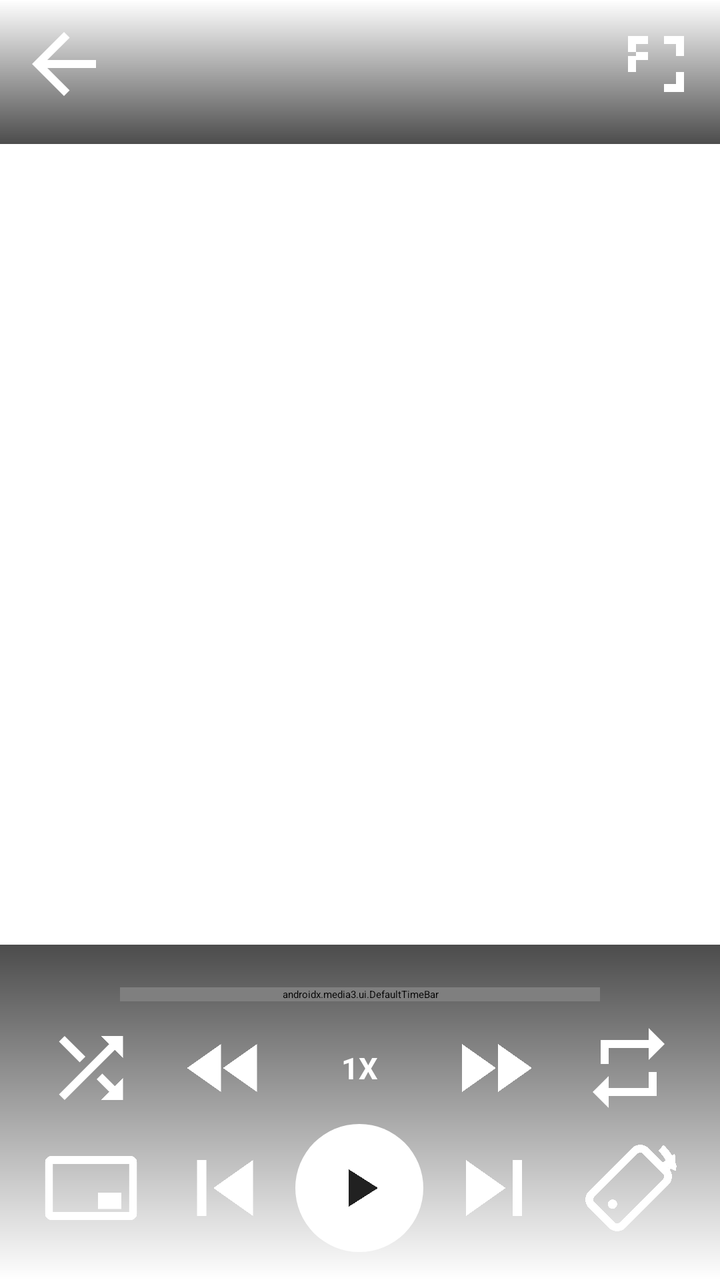
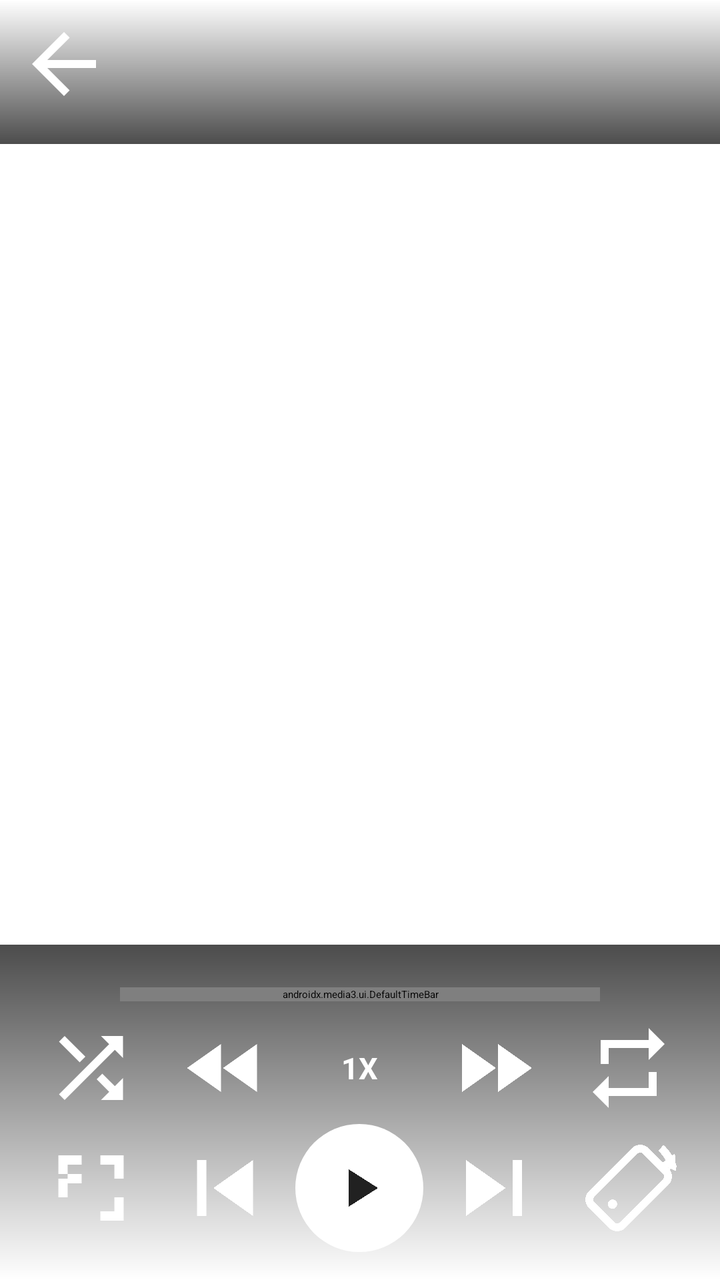

Screens rendered from an Android XML layout before and after an edit, with the pre-edit source and the edit as a unified diff.
<!-- AndroidManifest.xml: application theme Theme.MaterialFiles -->
<!-- res/layout/player_control_view.xml -->
<?xml version="1.0" encoding="utf-8"?>
<FrameLayout xmlns:android="http://schemas.android.com/apk/res/android"
    android:layout_width="match_parent"
    android:layout_height="match_parent">

    <LinearLayout
        android:layout_width="match_parent"
        android:layout_height="wrap_content"
        android:layout_gravity="top"
        android:background="@drawable/player_control_bg_top"
        android:gravity="center_vertical"
        android:orientation="horizontal"
        android:paddingStart="8dp"
        android:paddingTop="8dp"
        android:paddingEnd="8dp"
        android:paddingBottom="16dp">

        <ImageButton
            android:id="@+id/back_button"
            android:layout_width="48dp"
            android:layout_height="48dp"
            android:background="?attr/selectableItemBackgroundBorderless"
            android:contentDescription="@string/player_close"
            android:src="@drawable/player_back" />

        <TextView
            android:id="@+id/title_text"
            android:layout_width="0dp"
            android:layout_height="wrap_content"
            android:layout_marginStart="4dp"
            android:layout_weight="1"
            android:ellipsize="end"
            android:maxLines="1"
            android:textColor="@android:color/white"
            android:textSize="16sp" />

        <ImageButton
            android:id="@+id/fullscreen_button"
            android:layout_width="48dp"
            android:layout_height="48dp"
            android:background="?attr/selectableItemBackgroundBorderless"
            android:contentDescription="@string/player_fullscreen"
            android:src="@drawable/player_fullscreen_enter" />

    </LinearLayout>

    <LinearLayout
        android:layout_width="match_parent"
        android:layout_height="wrap_content"
        android:layout_gravity="bottom"
        android:background="@drawable/player_control_bg_bottom"
        android:orientation="vertical"
        android:paddingStart="12dp"
        android:paddingTop="16dp"
        android:paddingEnd="12dp"
        android:paddingBottom="10dp">

        <LinearLayout
            android:layout_width="match_parent"
            android:layout_height="wrap_content"
            android:gravity="center_vertical"
            android:orientation="horizontal">

            <TextView
                android:id="@id/exo_position"
                android:layout_width="wrap_content"
                android:layout_height="wrap_content"
                android:minWidth="40dp"
                android:textColor="@android:color/white"
                android:textSize="13sp" />

            <androidx.media3.ui.DefaultTimeBar
                android:id="@id/exo_progress"
                android:layout_width="0dp"
                android:layout_height="wrap_content"
                android:layout_marginStart="8dp"
                android:layout_marginEnd="8dp"
                android:layout_weight="1" />

            <TextView
                android:id="@id/exo_duration"
                android:layout_width="wrap_content"
                android:layout_height="wrap_content"
                android:gravity="end"
                android:minWidth="40dp"
                android:textColor="@android:color/white"
                android:textSize="13sp" />

        </LinearLayout>

        <LinearLayout
            android:layout_width="match_parent"
            android:layout_height="wrap_content"
            android:layout_marginTop="4dp"
            android:orientation="horizontal">

            <ImageButton
                android:id="@+id/shuffle_button"
                android:layout_width="0dp"
                android:layout_height="48dp"
                android:layout_weight="1"
                android:background="?attr/selectableItemBackgroundBorderless"
                android:contentDescription="@string/player_shuffle"
                android:src="@drawable/player_shuffle" />

            <ImageButton
                android:id="@+id/rew_button"
                android:layout_width="0dp"
                android:layout_height="48dp"
                android:layout_weight="1"
                android:background="?attr/selectableItemBackgroundBorderless"
                android:contentDescription="@string/player_rewind"
                android:src="@drawable/player_rew" />

            <TextView
                android:id="@+id/speed_button"
                android:layout_width="0dp"
                android:layout_height="48dp"
                android:layout_weight="1"
                android:background="?attr/selectableItemBackgroundBorderless"
                android:contentDescription="@string/player_playback_speed"
                android:gravity="center"
                android:text="1X"
                android:textColor="@android:color/white"
                android:textSize="15sp"
                android:textStyle="bold" />

            <ImageButton
                android:id="@+id/ff_button"
                android:layout_width="0dp"
                android:layout_height="48dp"
                android:layout_weight="1"
                android:background="?attr/selectableItemBackgroundBorderless"
                android:contentDescription="@string/player_fast_forward"
                android:src="@drawable/player_ff" />

            <FrameLayout
                android:layout_width="0dp"
                android:layout_height="48dp"
                android:layout_weight="1">

                <ImageButton
                    android:id="@+id/repeat_button"
                    android:layout_width="match_parent"
                    android:layout_height="match_parent"
                    android:background="?attr/selectableItemBackgroundBorderless"
                    android:contentDescription="@string/player_repeat"
                    android:src="@drawable/player_repeat" />

                <TextView
                    android:id="@+id/repeat_badge"
                    android:layout_width="wrap_content"
                    android:layout_height="wrap_content"
                    android:layout_gravity="bottom|end"
                    android:layout_marginEnd="14dp"
                    android:layout_marginBottom="6dp"
                    android:text="1"
                    android:textColor="@android:color/white"
                    android:textSize="11sp"
                    android:textStyle="bold"
                    android:visibility="gone" />

            </FrameLayout>

        </LinearLayout>

        <LinearLayout
            android:layout_width="match_parent"
            android:layout_height="wrap_content"
            android:gravity="center_vertical"
            android:orientation="horizontal">

            <ImageButton
                android:id="@+id/aspect_button"
                android:layout_width="0dp"
                android:layout_height="56dp"
                android:layout_weight="1"
                android:background="?attr/selectableItemBackgroundBorderless"
                android:contentDescription="@string/player_aspect"
                android:src="@drawable/player_aspect" />

            <ImageButton
                android:id="@+id/prev_button"
                android:layout_width="0dp"
                android:layout_height="56dp"
                android:layout_weight="1"
                android:background="?attr/selectableItemBackgroundBorderless"
                android:contentDescription="@string/player_previous"
                android:src="@drawable/player_prev" />

            <FrameLayout
                android:layout_width="0dp"
                android:layout_height="72dp"
                android:layout_weight="1">

                <ImageButton
                    android:id="@+id/play_pause_button"
                    android:layout_width="64dp"
                    android:layout_height="64dp"
                    android:layout_gravity="center"
                    android:background="@drawable/player_circle_white"
                    android:contentDescription="@string/player_play"
                    android:padding="16dp"
                    android:src="@drawable/player_play_dark" />

            </FrameLayout>

            <ImageButton
                android:id="@+id/next_button"
                android:layout_width="0dp"
                android:layout_height="56dp"
                android:layout_weight="1"
                android:background="?attr/selectableItemBackgroundBorderless"
                android:contentDescription="@string/player_next"
                android:src="@drawable/player_next" />

            <ImageButton
                android:id="@+id/rotate_button"
                android:layout_width="0dp"
                android:layout_height="56dp"
                android:layout_weight="1"
                android:background="?attr/selectableItemBackgroundBorderless"
                android:contentDescription="@string/player_rotate"
                android:src="@drawable/player_rotate" />

        </LinearLayout>

    </LinearLayout>

</FrameLayout>
<!-- resources referenced by this layout -->
<resources>
  <!-- drawable player_aspect (drawable) -->
  <?xml version="1.0" encoding="utf-8"?>
  <vector xmlns:android="http://schemas.android.com/apk/res/android"
      android:width="24dp"
      android:height="24dp"
      android:viewportWidth="24"
      android:viewportHeight="24">
      <path
          android:fillColor="#00000000"
          android:pathData="M3.5,6h17a0.5,0.5 0 0 1 0.5,0.5v11a0.5,0.5 0 0 1 -0.5,0.5h-17a0.5,0.5 0 0 1 -0.5,-0.5v-11a0.5,0.5 0 0 1 0.5,-0.5z"
          android:strokeColor="@android:color/white"
          android:strokeWidth="1.7" />
      <path
          android:fillColor="@android:color/white"
          android:pathData="M13.5,13h5v3.5h-5z" />
  </vector>
  <!-- drawable player_circle_white (drawable) -->
  <?xml version="1.0" encoding="utf-8"?>
  <shape xmlns:android="http://schemas.android.com/apk/res/android"
      android:shape="oval">
      <solid android:color="@android:color/white" />
  </shape>
  <!-- drawable player_control_bg_bottom (drawable) -->
  <?xml version="1.0" encoding="utf-8"?>
  <shape xmlns:android="http://schemas.android.com/apk/res/android"
      android:shape="rectangle">
      <gradient
          android:angle="90"
          android:endColor="#B3000000"
          android:startColor="#00000000"
          android:type="linear" />
  </shape>
  <!-- drawable player_control_bg_top (drawable) -->
  <?xml version="1.0" encoding="utf-8"?>
  <shape xmlns:android="http://schemas.android.com/apk/res/android"
      android:shape="rectangle">
      <gradient
          android:angle="270"
          android:endColor="#B3000000"
          android:startColor="#00000000"
          android:type="linear" />
  </shape>
  <!-- drawable player_ff (drawable) -->
  <?xml version="1.0" encoding="utf-8"?>
  <vector xmlns:android="http://schemas.android.com/apk/res/android"
      android:width="24dp"
      android:height="24dp"
      android:viewportWidth="24"
      android:viewportHeight="24">
      <path
          android:fillColor="@android:color/white"
          android:pathData="M4,18l8.5,-6L4,6v12zM13,6v12l8.5,-6L13,6z" />
  </vector>
  <!-- drawable player_next (drawable) -->
  <?xml version="1.0" encoding="utf-8"?>
  <vector xmlns:android="http://schemas.android.com/apk/res/android"
      android:width="24dp"
      android:height="24dp"
      android:viewportWidth="24"
      android:viewportHeight="24">
      <path
          android:fillColor="@android:color/white"
          android:pathData="M6,18l8.5,-6L6,6v12zM16,6h2v12h-2z" />
  </vector>
  <!-- drawable player_play_dark (drawable) -->
  <?xml version="1.0" encoding="utf-8"?>
  <vector xmlns:android="http://schemas.android.com/apk/res/android"
      android:width="24dp"
      android:height="24dp"
      android:viewportWidth="24"
      android:viewportHeight="24">
      <path
          android:fillColor="#DE000000"
          android:pathData="M8,5v14l11,-7z" />
  </vector>
  <!-- drawable player_prev (drawable) -->
  <?xml version="1.0" encoding="utf-8"?>
  <vector xmlns:android="http://schemas.android.com/apk/res/android"
      android:width="24dp"
      android:height="24dp"
      android:viewportWidth="24"
      android:viewportHeight="24">
      <path
          android:fillColor="@android:color/white"
          android:pathData="M6,6h2v12L6,18L6,6zM18,18l-8.5,-6L18,6v12z" />
  </vector>
  <string name="player_aspect">Resize</string>
  <string name="player_close">Close</string>
  <string name="player_fast_forward">Forward 10 seconds</string>
  <string name="player_fullscreen">Full screen</string>
  <string name="player_next">Next</string>
  <string name="player_play">Play</string>
  <string name="player_playback_speed">Playback speed</string>
  <string name="player_previous">Previous</string>
  <string name="player_repeat">Repeat</string>
  <string name="player_rewind">Rewind 10 seconds</string>
  <string name="player_rotate">Rotate screen</string>
  <string name="player_shuffle">Shuffle</string>
  <!-- unchanged entries left out for length: 6 -->
</resources>

<!-- the commit's change to res/layout/player_control_view.xml (unified diff, before → after) -->
@@ -33,14 +33,6 @@
             android:maxLines="1"
             android:textColor="@android:color/white"
             android:textSize="16sp" />
-
-        <ImageButton
-            android:id="@+id/fullscreen_button"
-            android:layout_width="48dp"
-            android:layout_height="48dp"
-            android:background="?attr/selectableItemBackgroundBorderless"
-            android:contentDescription="@string/player_fullscreen"
-            android:src="@drawable/player_fullscreen_enter" />
 
     </LinearLayout>
 
@@ -171,13 +163,13 @@
             android:orientation="horizontal">
 
             <ImageButton
-                android:id="@+id/aspect_button"
-                android:layout_width="0dp"
-                android:layout_height="56dp"
-                android:layout_weight="1"
-                android:background="?attr/selectableItemBackgroundBorderless"
-                android:contentDescription="@string/player_aspect"
-                android:src="@drawable/player_aspect" />
+                android:id="@+id/fullscreen_button"
+                android:layout_width="0dp"
+                android:layout_height="56dp"
+                android:layout_weight="1"
+                android:background="?attr/selectableItemBackgroundBorderless"
+                android:contentDescription="@string/player_fullscreen"
+                android:src="@drawable/player_fullscreen_enter" />
 
             <ImageButton
                 android:id="@+id/prev_button"
<!-- resource entries referenced after the edit -->
@@ -1,21 +1,5 @@
 <!-- resources referenced by this layout -->
 <resources>
-  <!-- drawable player_aspect (drawable) -->
-  <?xml version="1.0" encoding="utf-8"?>
-  <vector xmlns:android="http://schemas.android.com/apk/res/android"
-      android:width="24dp"
-      android:height="24dp"
-      android:viewportWidth="24"
-      android:viewportHeight="24">
-      <path
-          android:fillColor="#00000000"
-          android:pathData="M3.5,6h17a0.5,0.5 0 0 1 0.5,0.5v11a0.5,0.5 0 0 1 -0.5,0.5h-17a0.5,0.5 0 0 1 -0.5,-0.5v-11a0.5,0.5 0 0 1 0.5,-0.5z"
-          android:strokeColor="@android:color/white"
-          android:strokeWidth="1.7" />
-      <path
-          android:fillColor="@android:color/white"
-          android:pathData="M13.5,13h5v3.5h-5z" />
-  </vector>
   <!-- drawable player_circle_white (drawable) -->
   <?xml version="1.0" encoding="utf-8"?>
   <shape xmlns:android="http://schemas.android.com/apk/res/android"
@@ -86,7 +70,6 @@
           android:fillColor="@android:color/white"
           android:pathData="M6,6h2v12L6,18L6,6zM18,18l-8.5,-6L18,6v12z" />
   </vector>
-  <string name="player_aspect">Resize</string>
   <string name="player_close">Close</string>
   <string name="player_fast_forward">Forward 10 seconds</string>
   <string name="player_fullscreen">Full screen</string>
